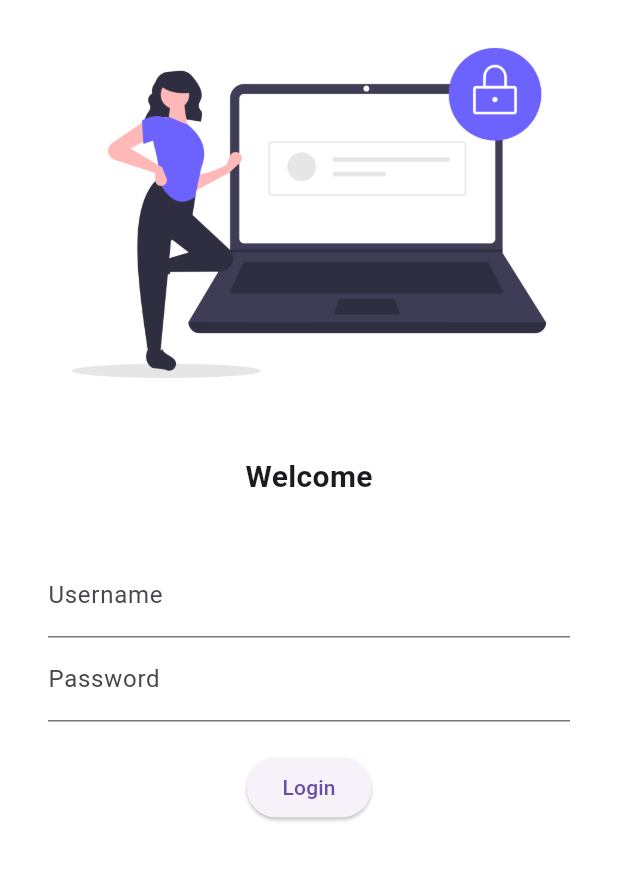
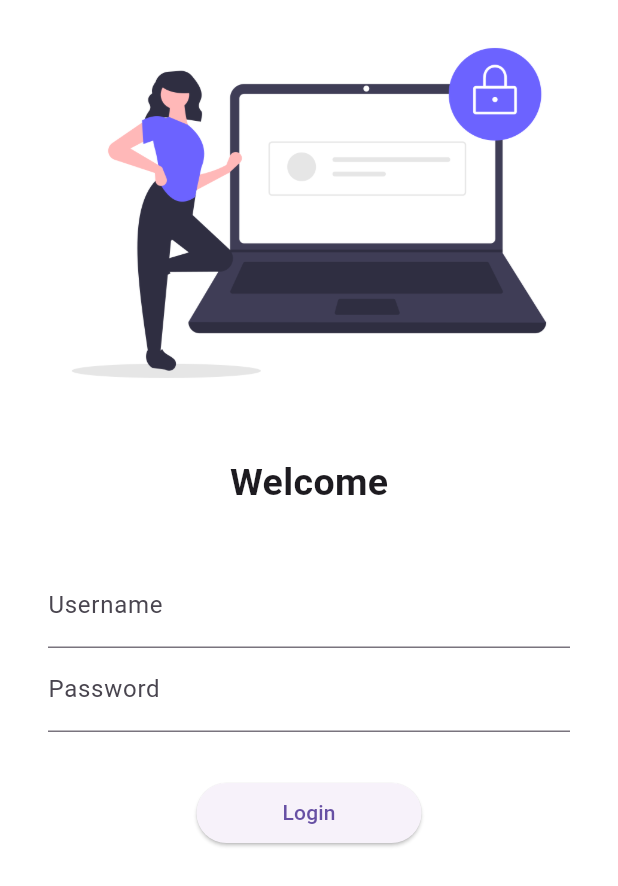
Before and after one commit to Sshiv777/Flutter_Project, a Flutter app: the screen it shows after launch, on a phone screen of 412 x 824 dp. Shown: the top 886 px of the screen. Run offline on Flutter 3.47's test engine with Material 3 defaults, Android fonts, the phone set to English and light mode, and no system bars; our stand-ins replace google_fonts.

Commit message:
day-5 completed

```diff
--- a/lib/main.dart
+++ b/lib/main.dart
@@ -1,7 +1,9 @@
 import 'package:flutter/material.dart';
+import 'package:my_app/pages/home_page.dart';
 //import 'package:my_app/pages/home_page.dart';
 import 'package:my_app/pages/login_page.dart';
 import 'package:google_fonts/google_fonts.dart';
+import 'package:my_app/utils/routes.dart';
 
 void main() {
   runApp(const MyApp());
@@ -21,7 +23,8 @@ class MyApp extends StatelessWidget {
       darkTheme: ThemeData(brightness: Brightness.dark),
       routes: {
         "/": (context) => const LoginPage(),
-        "/login": (context) => const LoginPage(),
+        MyRoutes.homeRoute: (context) => const HomePage(),
+        MyRoutes.loginRoute: (context) => const LoginPage(),
       },
     );
   }
--- a/lib/pages/login_page.dart
+++ b/lib/pages/login_page.dart
@@ -1,4 +1,5 @@
 import 'package:flutter/material.dart';
+import 'package:my_app/utils/routes.dart';
 
 class LoginPage extends StatelessWidget {
   const LoginPage({super.key});
@@ -7,6 +8,7 @@ class LoginPage extends StatelessWidget {
   Widget build(BuildContext context) {
     return Material(
       color: Colors.white,
+      child: SingleChildScrollView(
         child: Column(
           children: [
             Image.asset(
@@ -19,7 +21,7 @@ class LoginPage extends StatelessWidget {
             const Text(
               "Welcome",
               style: TextStyle(
-              fontSize: 20,
+                fontSize: 25,
                 fontWeight: FontWeight.bold,
               ),
             ),
@@ -45,12 +47,13 @@ class LoginPage extends StatelessWidget {
                     ),
                   ),
                   const SizedBox(
-                  height: 20.0,
+                    height: 30.0,
                   ),
                   ElevatedButton(
-                  style: TextButton.styleFrom(),
+                    style:
+                        TextButton.styleFrom(minimumSize: const Size(150, 40)),
                     onPressed: () {
-                    debugPrint("Hi Buddy");
+                      Navigator.pushNamed(context, MyRoutes.homeRoute);
                     },
                     child: const Text("Login"),
                   )
@@ -59,6 +62,7 @@ class LoginPage extends StatelessWidget {
             )
           ],
         ),
+      ),
     );
   }
 }
--- /dev/null
+++ b/lib/utils/routes.dart
@@ -0,0 +1,4 @@
+class MyRoutes {
+  static String loginRoute = "/login";
+  static String homeRoute = "/home";
+}
```
Lines whose indentation alone changed are shown as unchanged.
